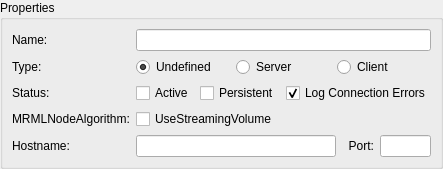
Above: OpenIGTLinkIF/Widgets/Resources/UI/qSlicerIGTLConnectorPropertyWidget.ui from openigtlink/SlicerOpenIGTLink before the change. Below: the same form after it.
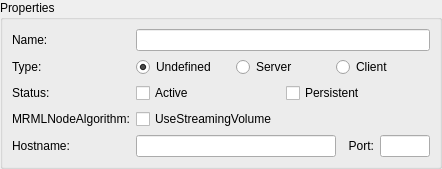
That is the form after the change.

Commit message: ENH: Remove unused LogConnectionErrorCheckBox and add a single log message when the connector node is connected or disconnected

Patch:
```diff
--- a/OpenIGTLinkIF/Widgets/Resources/UI/qSlicerIGTLConnectorPropertyWidget.ui
+++ b/OpenIGTLinkIF/Widgets/Resources/UI/qSlicerIGTLConnectorPropertyWidget.ui
@@ -91,16 +91,6 @@
           </property>
          </widget>
         </item>
-        <item>
-         <widget class="QCheckBox" name="LogConnectionErrorCheckBox">
-          <property name="text">
-           <string>Log Connection Errors</string>
-          </property>
-          <property name="checked">
-           <bool>true</bool>
-          </property>
-         </widget>
-        </item>
        </layout>
       </item>
       <item row="3" column="0">
```
Left out of the diff: 2 changed lines with no effect on the pictures. Lines whose indentation alone changed are shown as unchanged. The commit also changes 2 other files.
